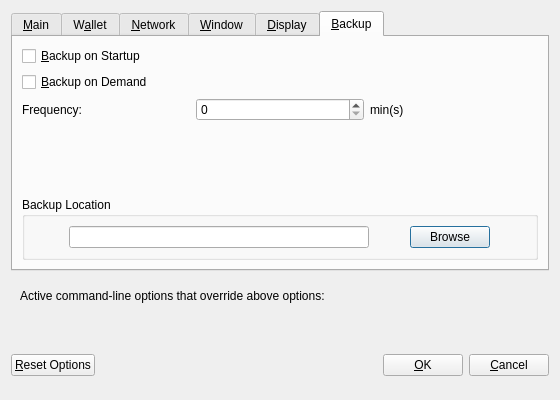
dogecoin/dogecoin, file src/qt/forms/optionsdialog.ui: the form before one commit.
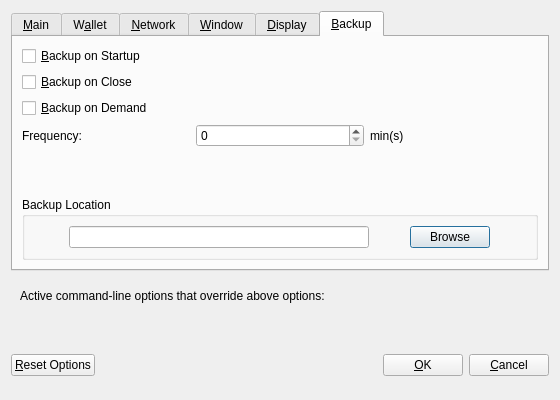
The form after the commit. The open tabs and pages were chosen to show the change. Custom widgets are drawn as their Qt base class.

Commit message: CHANGELOG [x] create a database writer [x] setup option and save persistencely [0] setup saving timing 	[x] backup on startup 	[ ] backup on timing 	[x] backup on closing 	[optional] backup encryption

The edit to the form file:
```diff
--- a/src/qt/forms/optionsdialog.ui
+++ b/src/qt/forms/optionsdialog.ui
@@ -527,6 +527,16 @@
             </property>
           </widget>
         </item>
+        <item>
+          <widget class="QCheckBox" name="backupOnClose">
+            <property name="toolTip">
+              <string>Systematically do wallet backup when application is closing</string>
+            </property>
+            <property name="text">
+              <string>&amp;Backup on Close</string>
+            </property>
+          </widget>
+        </item>
         <item>
           <widget class="QCheckBox" name="backupOnDemand">
             <property name="toolTip">
```
Left out of the diff: 2 changed lines with no effect on the pictures. The commit also changes 5 other files.
